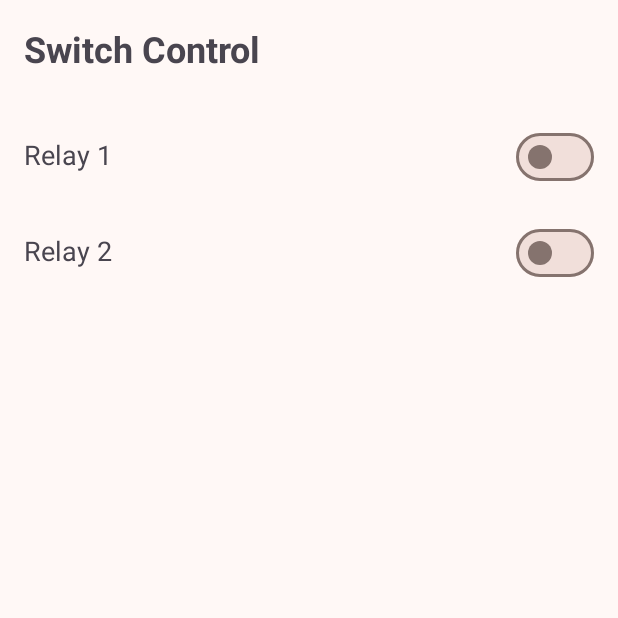
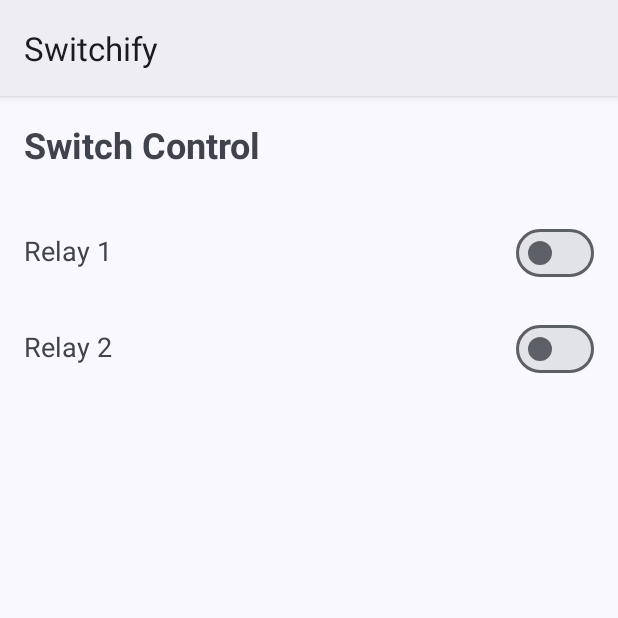
Before and after one commit to prateekpunetha/Switchify, an Android app: the screen it shows after launch (MainActivity), on a phone screen of 412 x 824 dp, the top half of it. Run offline under Robolectric (Android 15) with nearby library versions, the phone set to English and light mode, and no system bars; our stand-ins replace Volley; network calls fail.

Commit message:
switchify: add dynamic colors
Signed-off-by: prateekpunetha <hi@prateekpunetha.dev>

```diff
--- a/app/src/main/AndroidManifest.xml
+++ b/app/src/main/AndroidManifest.xml
@@ -6,6 +6,7 @@
     <uses-permission android:name="android.permission.INTERNET"/>
 
     <application
+        android:name=".DynamicTheme"
         android:allowBackup="true"
         android:dataExtractionRules="@xml/data_extraction_rules"
         android:fullBackupContent="@xml/backup_rules"
--- /dev/null
+++ b/app/src/main/java/dev/prateekpunetha/switchify/DynamicTheme.java
@@ -0,0 +1,13 @@
+package dev.prateekpunetha.switchify;
+
+import android.app.Application;
+
+import com.google.android.material.color.DynamicColors;
+
+public class DynamicTheme extends Application {
+    @Override
+    public void onCreate(){
+        super.onCreate();
+            DynamicColors.applyToActivitiesIfAvailable(this);
+        }
+    }
--- a/app/src/main/java/dev/prateekpunetha/switchify/MainActivity.java
+++ b/app/src/main/java/dev/prateekpunetha/switchify/MainActivity.java
@@ -1,5 +1,6 @@
 package dev.prateekpunetha.switchify;
 
+import android.app.Application;
 import android.content.SharedPreferences;
 import android.os.Bundle;
 import android.util.Log;
@@ -9,6 +10,8 @@ import com.android.volley.RequestQueue;
 import com.android.volley.toolbox.StringRequest;
 import com.android.volley.toolbox.Volley;
 import com.google.android.material.materialswitch.MaterialSwitch;
+
+
 
 public class MainActivity extends AppCompatActivity {
     private static final String TAG = "RelayControlActivity";
--- a/app/src/main/res/values-night/themes.xml
+++ b/app/src/main/res/values-night/themes.xml
@@ -1,5 +1,5 @@
 <resources>
-    <style name="SwitchifyYou" parent="Theme.Material3.Dark.NoActionBar">
+    <style name="SwitchifyYou" parent="Theme.Material3.DynamicColors.Dark">
         <item name="android:statusBarColor">@android:color/transparent</item>
         <item name="colorPrimary">@color/md_theme_primary</item>
         <item name="colorOnPrimary">@color/md_theme_onPrimary</item>
--- a/app/src/main/res/values/themes.xml
+++ b/app/src/main/res/values/themes.xml
@@ -1,5 +1,5 @@
 <resources>
-<style name="SwitchifyYou" parent="Theme.Material3.Light.NoActionBar">
+<style name="SwitchifyYou" parent="Theme.Material3.DynamicColors.Light">
     <item name="android:statusBarColor">@android:color/transparent</item>
     <item name="colorPrimary">@color/md_theme_primary</item>
     <item name="colorOnPrimary">@color/md_theme_onPrimary</item>
```
Also changed, not shown: app/src/main/res/layout/activity_main.xml (line endings or trailing spaces).
